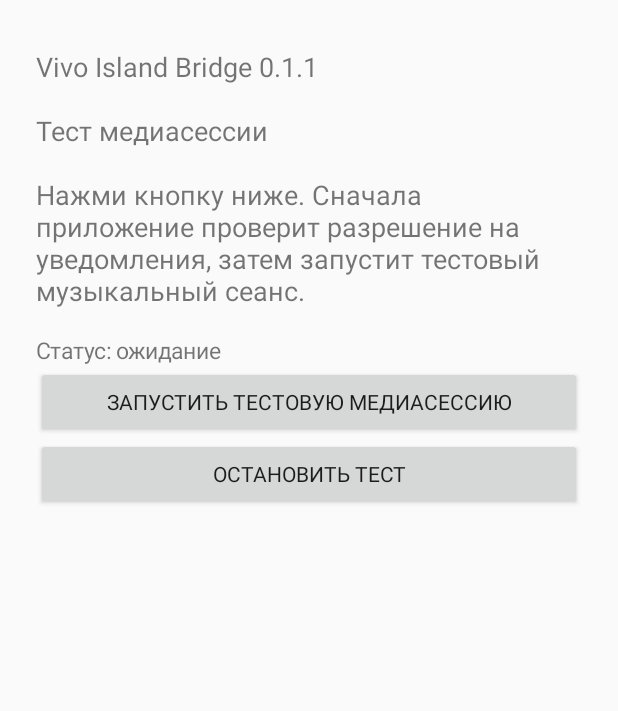
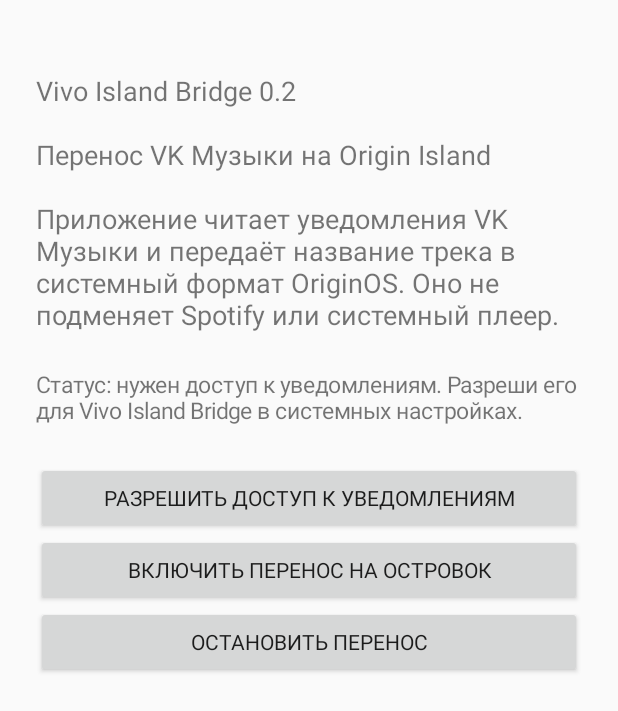
Before and after one commit to X3X3T/QuizMix, an Android app: the screen it shows after launch (MainActivity), on a phone screen of 412 x 824 dp. Shown: the top 711 px of the screen. Run offline under Robolectric (Android 15) with nearby library versions, the phone set to English and light mode, and no system bars.

Commit message:
Replace test launcher with VK Island bridge controls

```diff
--- a/VivoIslandBridge/app/src/main/java/com/x3x3t/vivoislandbridge/MainActivity.java
+++ b/VivoIslandBridge/app/src/main/java/com/x3x3t/vivoislandbridge/MainActivity.java
@@ -2,71 +2,124 @@ package com.x3x3t.vivoislandbridge;
 
 import android.Manifest;
 import android.app.Activity;
+import android.content.ComponentName;
 import android.content.Intent;
+import android.content.SharedPreferences;
 import android.content.pm.PackageManager;
 import android.os.Build;
 import android.os.Bundle;
+import android.provider.Settings;
 import android.widget.Button;
 import android.widget.LinearLayout;
 import android.widget.TextView;
 
 public class MainActivity extends Activity {
+    private static final int REQUEST_NOTIFICATIONS = 10;
     private TextView status;
 
-    @Override public void onCreate(Bundle state) {
+    @Override
+    public void onCreate(Bundle state) {
         super.onCreate(state);
+
         LinearLayout layout = new LinearLayout(this);
         layout.setOrientation(LinearLayout.VERTICAL);
-        layout.setPadding(36, 48, 36, 36);
+        int pad = (int) (24 * getResources().getDisplayMetrics().density);
+        layout.setPadding(pad, pad * 2, pad, pad);
 
         TextView title = new TextView(this);
-        title.setText("Vivo Island Bridge 0.1.1\n\nТест медиасессии\n\nНажми кнопку ниже. Сначала приложение проверит разрешение на уведомления, затем запустит тестовый музыкальный сеанс.");
+        title.setText("Vivo Island Bridge 0.2\n\nПеренос VK Музыки на Origin Island\n\nПриложение читает уведомления VK Музыки и передаёт название трека в системный формат OriginOS. Оно не подменяет Spotify или системный плеер.");
         title.setTextSize(18);
         layout.addView(title);
 
         status = new TextView(this);
-        status.setText("\nСтатус: ожидание");
         status.setTextSize(15);
+        status.setPadding(0, pad, 0, pad);
         layout.addView(status);
 
-        Button start = new Button(this);
-        start.setText("Запустить тестовую медиасессию");
-        start.setOnClickListener(v -> startTest());
-        layout.addView(start);
+        Button access = new Button(this);
+        access.setText("Разрешить доступ к уведомлениям");
+        access.setOnClickListener(v -> {
+            try {
+                startActivity(new Intent(Settings.ACTION_NOTIFICATION_LISTENER_SETTINGS));
+            } catch (Exception e) {
+                status.setText("Не удалось открыть настройки доступа к уведомлениям.");
+            }
+        });
+        layout.addView(access);
 
-        Button stop = new Button(this);
-        stop.setText("Остановить тест");
-        stop.setOnClickListener(v -> {
-            stopService(new Intent(this, BridgeService.class));
-            status.setText("Статус: тест остановлен");
+        Button enable = new Button(this);
+        enable.setText("Включить перенос на островок");
+        enable.setOnClickListener(v -> enableBridge());
+        layout.addView(enable);
+
+        Button disable = new Button(this);
+        disable.setText("Остановить перенос");
+        disable.setOnClickListener(v -> {
+            getPreferences(MODE_PRIVATE).edit().putBoolean("bridge_enabled", false).apply();
+            OriginIslandPublisher.unmount(this);
+            refreshStatus();
         });
-        layout.addView(stop);
+        layout.addView(disable);
+
         setContentView(layout);
+        refreshStatus();
     }
 
-    private void startTest() {
+    @Override
+    protected void onResume() {
+        super.onResume();
+        refreshStatus();
+    }
+
+    private void enableBridge() {
         if (Build.VERSION.SDK_INT >= 33 &&
                 checkSelfPermission(Manifest.permission.POST_NOTIFICATIONS) != PackageManager.PERMISSION_GRANTED) {
-            status.setText("Статус: нужно разрешение на уведомления");
-            requestPermissions(new String[]{Manifest.permission.POST_NOTIFICATIONS}, 10);
+            requestPermissions(new String[]{Manifest.permission.POST_NOTIFICATIONS}, REQUEST_NOTIFICATIONS);
             return;
         }
-        launchService();
+        getPreferences(MODE_PRIVATE).edit().putBoolean("bridge_enabled", true).apply();
+        refreshStatus();
+        if (!hasListenerAccess()) {
+            try {
+                startActivity(new Intent(Settings.ACTION_NOTIFICATION_LISTENER_SETTINGS));
+            } catch (Exception ignored) {
+                status.setText("Открой настройки доступа к уведомлениям и разреши Vivo Island Bridge.");
+            }
+        }
     }
 
-    private void launchService() {
-        Intent intent = new Intent(this, BridgeService.class);
-        if (Build.VERSION.SDK_INT >= 26) startForegroundService(intent); else startService(intent);
-        status.setText("Статус: тестовая медиасессия запущена");
+    private boolean hasListenerAccess() {
+        String enabled = Settings.Secure.getString(getContentResolver(), "enabled_notification_listeners");
+        if (enabled == null) return false;
+        String component = new ComponentName(this, IslandCastListener.class).flattenToString();
+        return enabled.contains(component);
     }
 
-    @Override public void onRequestPermissionsResult(int requestCode, String[] permissions, int[] grantResults) {
+    private void refreshStatus() {
+        boolean enabled = getPreferences(MODE_PRIVATE).getBoolean("bridge_enabled", false);
+        boolean listener = hasListenerAccess();
+        boolean notifications = Build.VERSION.SDK_INT < 33 ||
+                checkSelfPermission(Manifest.permission.POST_NOTIFICATIONS) == PackageManager.PERMISSION_GRANTED;
+
+        if (!notifications) {
+            status.setText("Статус: нужно разрешить приложению отправлять уведомления.");
+        } else if (!listener) {
+            status.setText("Статус: нужен доступ к уведомлениям. Разреши его для Vivo Island Bridge в системных настройках.");
+        } else if (!enabled) {
+            status.setText("Статус: доступ выдан. Нажми «Включить перенос на островок».");
+        } else {
+            status.setText("Статус: включено. Ожидаю уведомление VK Музыки. Само приложение можно свернуть.");
+        }
+    }
+
+    @Override
+    public void onRequestPermissionsResult(int requestCode, String[] permissions, int[] grantResults) {
         super.onRequestPermissionsResult(requestCode, permissions, grantResults);
-        if (requestCode == 10) {
+        if (requestCode == REQUEST_NOTIFICATIONS) {
             if (grantResults.length > 0 && grantResults[0] == PackageManager.PERMISSION_GRANTED) {
-                launchService();
+                enableBridge();
             } else {
-                status.setText("Статус: уведомления запрещены. Разреши их в настройках приложения и нажми запуск ещё раз.");
+                status.setText("Статус: разрешение на уведомления не выдано.");
             }
         }
     }
```
